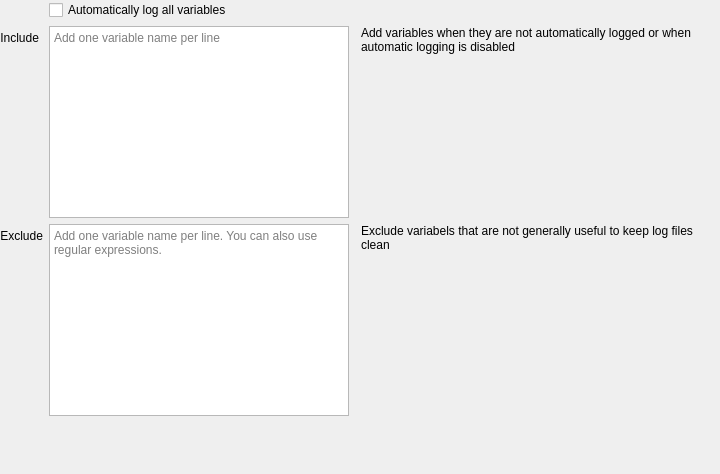
open-cogsci/OpenSesame, file libqtopensesame/resources/ui/widgets/logger.ui: the form before one commit.
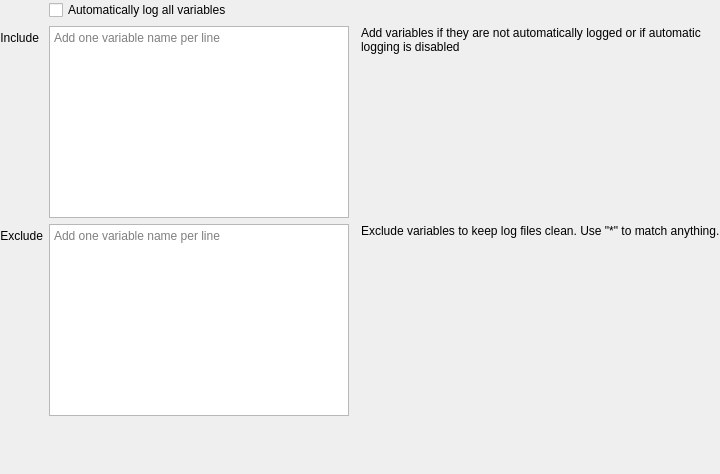
The form after the commit.

Commit message: logger: use Unix-style wildcards for exclusion patterns - Instead of regular expressions - Polish ui

Diff of the .ui file:
```diff
--- a/libqtopensesame/resources/ui/widgets/logger.ui
+++ b/libqtopensesame/resources/ui/widgets/logger.ui
@@ -83,7 +83,7 @@
       <item>
        <widget class="QLabel" name="label_summary">
         <property name="text">
-         <string>Add variables when they are not automatically logged or when automatic logging is disabled</string>
+         <string>Add variables if they are not automatically logged or if automatic logging is disabled</string>
         </property>
         <property name="alignment">
          <set>Qt::AlignLeading|Qt::AlignLeft|Qt::AlignTop</set>
@@ -133,14 +133,14 @@
          </size>
         </property>
         <property name="placeholderText">
-         <string>Add one variable name per line. You can also use regular expressions.</string>
+         <string>Add one variable name per line</string>
         </property>
        </widget>
       </item>
       <item>
        <widget class="QLabel" name="item_desc">
         <property name="text">
-         <string>Exclude variabels that are not generally useful to keep log files clean</string>
+         <string>Exclude variables to keep log files clean. Use &quot;*&quot; to match anything.</string>
         </property>
         <property name="alignment">
          <set>Qt::AlignLeading|Qt::AlignLeft|Qt::AlignTop</set>
```
The commit also changes 3 other files.
